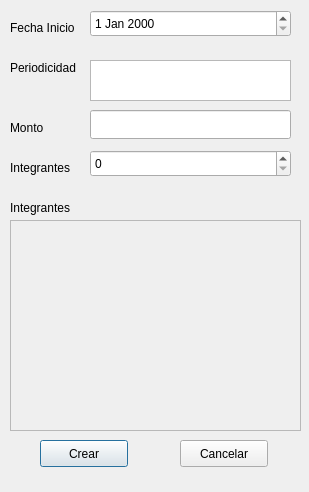
First picture: the form in Qt/src/tandaView.ui, repository wdjimenez/tandasPython, before the edit.
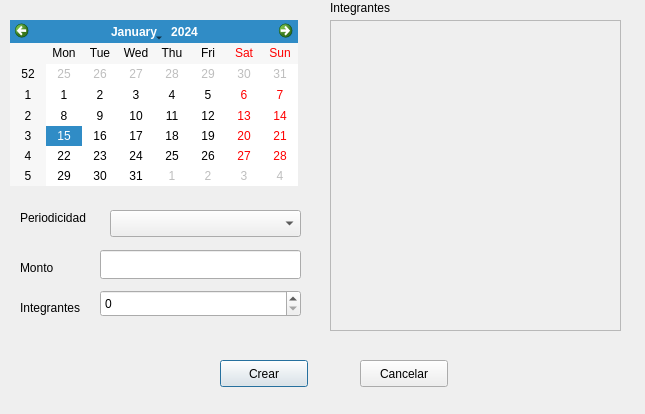
Second picture: the form after the edit.

```diff
--- a/Qt/src/tandaView.ui
+++ b/Qt/src/tandaView.ui
@@ -6,20 +6,20 @@
    <rect>
     <x>0</x>
     <y>0</y>
-    <width>309</width>
-    <height>492</height>
+    <width>645</width>
+    <height>414</height>
    </rect>
   </property>
   <property name="minimumSize">
    <size>
-    <width>309</width>
-    <height>492</height>
+    <width>0</width>
+    <height>0</height>
    </size>
   </property>
   <property name="maximumSize">
    <size>
-    <width>309</width>
-    <height>492</height>
+    <width>1000</width>
+    <height>1000</height>
    </size>
   </property>
   <property name="windowTitle">
@@ -28,8 +28,8 @@
   <widget class="QLabel" name="label">
    <property name="geometry">
     <rect>
-     <x>10</x>
-     <y>200</y>
+     <x>330</x>
+     <y>0</y>
      <width>81</width>
      <height>16</height>
     </rect>
@@ -38,34 +38,11 @@
     <string>Integrantes</string>
    </property>
   </widget>
-  <widget class="QLabel" name="label_2">
-   <property name="geometry">
-    <rect>
-     <x>10</x>
-     <y>20</y>
-     <width>81</width>
-     <height>16</height>
-    </rect>
-   </property>
-   <property name="text">
-    <string>Fecha Inicio</string>
-   </property>
-  </widget>
-  <widget class="QDateEdit" name="dateEdit">
-   <property name="geometry">
-    <rect>
-     <x>90</x>
-     <y>10</y>
-     <width>201</width>
-     <height>27</height>
-    </rect>
-   </property>
-  </widget>
   <widget class="QLabel" name="label_3">
    <property name="geometry">
     <rect>
-     <x>10</x>
-     <y>60</y>
+     <x>20</x>
+     <y>210</y>
      <width>81</width>
      <height>16</height>
     </rect>
@@ -77,8 +54,8 @@
   <widget class="QLabel" name="label_4">
    <property name="geometry">
     <rect>
-     <x>10</x>
-     <y>120</y>
+     <x>20</x>
+     <y>260</y>
      <width>59</width>
      <height>15</height>
     </rect>
@@ -90,28 +67,18 @@
   <widget class="QLineEdit" name="montoEdit">
    <property name="geometry">
     <rect>
-     <x>90</x>
-     <y>110</y>
+     <x>100</x>
+     <y>250</y>
      <width>201</width>
      <height>29</height>
     </rect>
    </property>
   </widget>
-  <widget class="QListWidget" name="listWidgetPeriodo">
-   <property name="geometry">
-    <rect>
-     <x>90</x>
-     <y>60</y>
-     <width>201</width>
-     <height>41</height>
-    </rect>
-   </property>
-  </widget>
   <widget class="QPushButton" name="pushCrear">
    <property name="geometry">
     <rect>
-     <x>40</x>
-     <y>440</y>
+     <x>220</x>
+     <y>360</y>
      <width>88</width>
      <height>27</height>
     </rect>
@@ -123,8 +90,8 @@
   <widget class="QPushButton" name="pushCancel">
    <property name="geometry">
     <rect>
-     <x>180</x>
-     <y>440</y>
+     <x>360</x>
+     <y>360</y>
      <width>88</width>
      <height>27</height>
     </rect>
@@ -136,10 +103,10 @@
   <widget class="QScrollArea" name="scrollArea">
    <property name="geometry">
     <rect>
-     <x>10</x>
-     <y>220</y>
+     <x>330</x>
+     <y>20</y>
      <width>291</width>
-     <height>211</height>
+     <height>311</height>
     </rect>
    </property>
    <property name="widgetResizable">
@@ -151,7 +118,7 @@
       <x>0</x>
       <y>0</y>
       <width>287</width>
-      <height>207</height>
+      <height>307</height>
      </rect>
     </property>
    </widget>
@@ -159,8 +126,8 @@
   <widget class="QSpinBox" name="spinBoxIntegrantes">
    <property name="geometry">
     <rect>
-     <x>90</x>
-     <y>150</y>
+     <x>100</x>
+     <y>290</y>
      <width>201</width>
      <height>27</height>
     </rect>
@@ -169,8 +136,8 @@
   <widget class="QLabel" name="label_5">
    <property name="geometry">
     <rect>
-     <x>10</x>
-     <y>160</y>
+     <x>20</x>
+     <y>300</y>
      <width>81</width>
      <height>16</height>
     </rect>
@@ -179,6 +146,26 @@
     <string>Integrantes</string>
    </property>
   </widget>
+  <widget class="QCalendarWidget" name="calendarWidget">
+   <property name="geometry">
+    <rect>
+     <x>10</x>
+     <y>20</y>
+     <width>288</width>
+     <height>166</height>
+    </rect>
+   </property>
+  </widget>
+  <widget class="QComboBox" name="comboBoxPeriodo">
+   <property name="geometry">
+    <rect>
+     <x>110</x>
+     <y>210</y>
+     <width>191</width>
+     <height>27</height>
+    </rect>
+   </property>
+  </widget>
  </widget>
  <resources/>
  <connections/>
```
